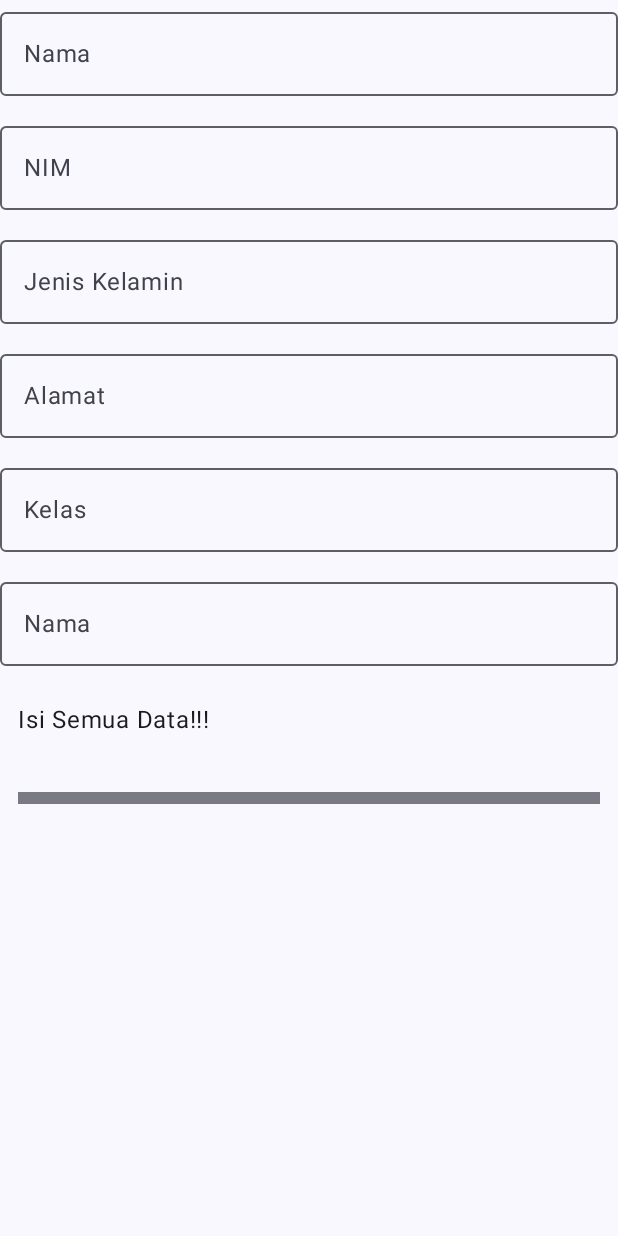
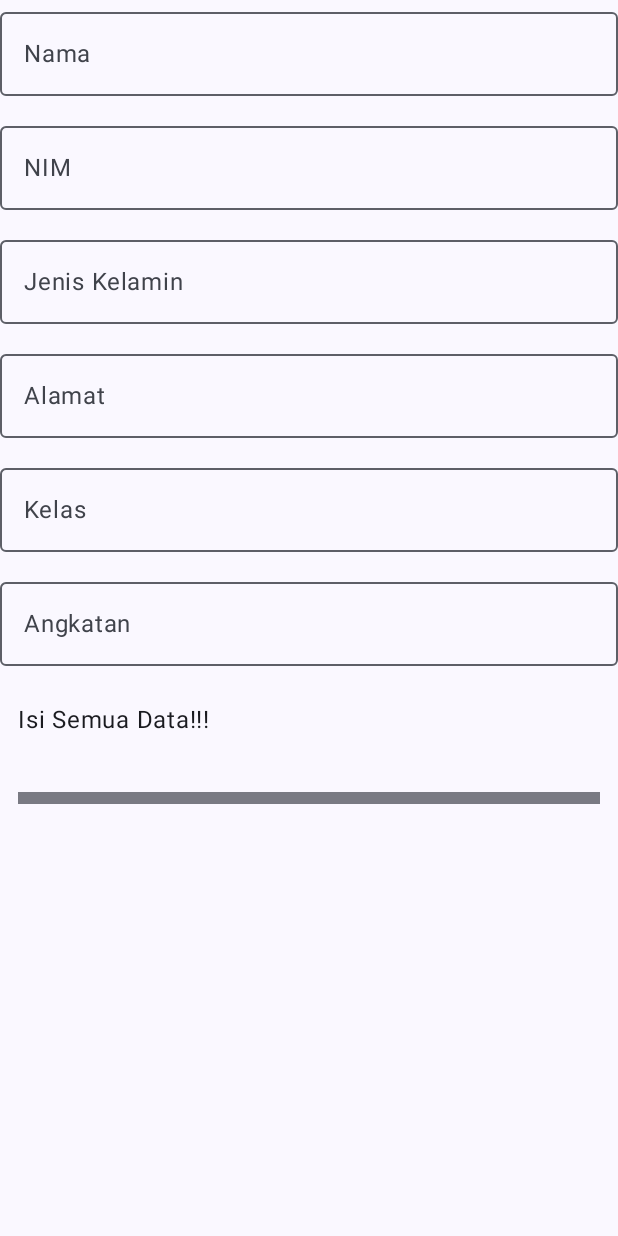
Before and after one commit to giant-paw/QuestAPI_105, an Android app built with Jetpack Compose: the composable FormInput shown on its own in the app's theme, on a phone screen of 412 x 824 dp. Run offline under Robolectric (Android 15) with nearby library versions, the phone set to English and light mode, and no system bars.

Commit message:
mencoba konfigurasi ip localhost dan perbaikan typo di InsertView.kt

```diff
--- a/app/src/main/java/com/example/a26_desember/repository/MahasiswaContainer.kt
+++ b/app/src/main/java/com/example/a26_desember/repository/MahasiswaContainer.kt
@@ -11,7 +11,7 @@ interface AppContainer {
 }
 
 class MahasiswaContainer: AppContainer{
-    private val baseUrl = "http://127.0.0.1/umyTI/"
+    private val baseUrl = "http://10.0.2.2:8806/umyTI/"
 
     private val json = Json { ignoreUnknownKeys = true }
 
--- a/app/src/main/java/com/example/a26_desember/ui/view/HomeView.kt
+++ b/app/src/main/java/com/example/a26_desember/ui/view/HomeView.kt
@@ -145,7 +145,7 @@ fun OnError(retryAction: () -> Unit, modifier: Modifier = Modifier) {
         horizontalAlignment = Alignment.CenterHorizontally
     ) {
         Image(
-            painter = painterResource(id = R.drawable.ic_connection_error), contentDescription = ""
+            painter = painterResource(id = R.drawable.error_connection), contentDescription = ""
         )
 
         Text(text = stringResource(R.string.loading_failed), modifier = Modifier.padding(16.dp))
--- a/app/src/main/java/com/example/a26_desember/ui/view/InsertView.kt
+++ b/app/src/main/java/com/example/a26_desember/ui/view/InsertView.kt
@@ -172,7 +172,7 @@ fun FormInput(
             value = insertUiEvent.angkatan,
             onValueChange = {onValueChange(insertUiEvent.copy(angkatan = it))},
             keyboardOptions = KeyboardOptions(keyboardType = KeyboardType.Number),
-            label = { Text("Nama") },
+            label = { Text("Angkatan") },
             modifier = Modifier.fillMaxWidth(),
             enabled = enabled,
             singleLine = true
```
Also changed, not shown: app/src/main/res/drawable/error_connection.png (added).
